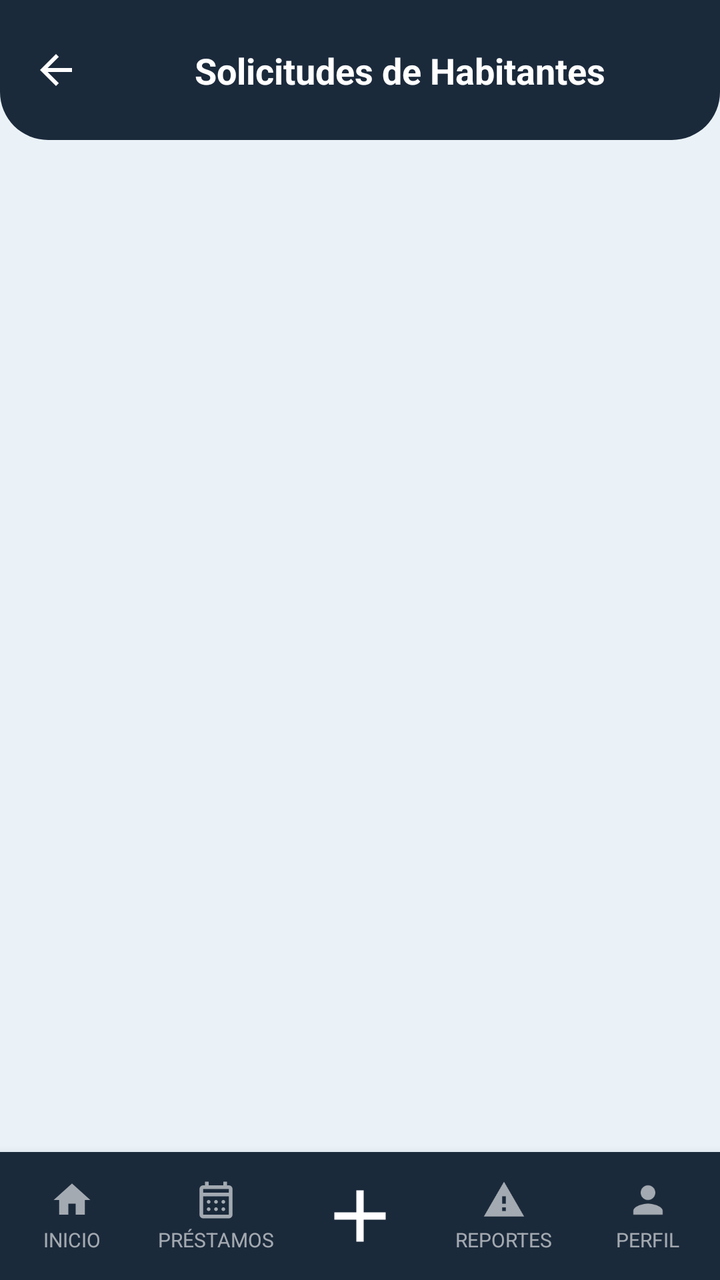
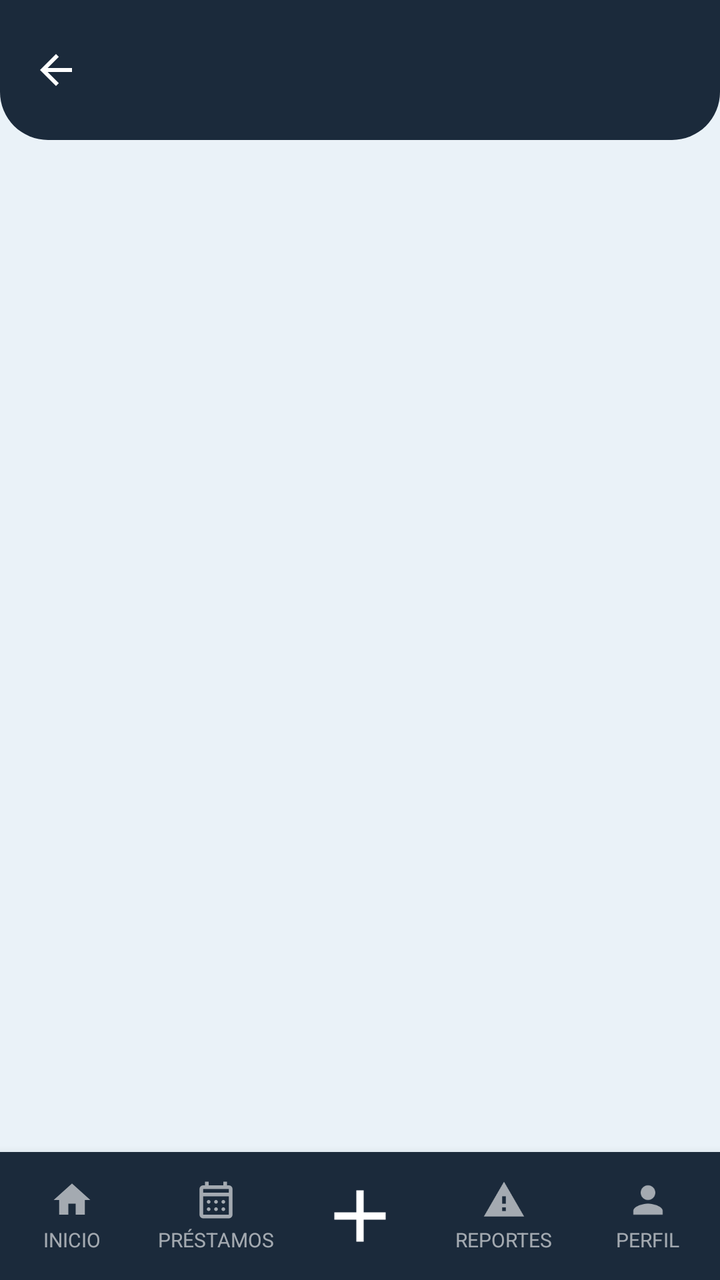

The first picture is an Android layout as it rendered before a commit; the second is the same layout after the commit. The layout source and the unified diff follow.
<!-- AndroidManifest.xml: application theme Theme.YipShare -->
<!-- res/layout/activity_aceptar_habitantes.xml -->
<?xml version="1.0" encoding="utf-8"?>
<androidx.constraintlayout.widget.ConstraintLayout
    xmlns:android="http://schemas.android.com/apk/res/android"
    xmlns:app="http://schemas.android.com/apk/res-auto"
    android:id="@+id/main"
    android:layout_width="match_parent"
    android:layout_height="match_parent"
    android:background="@color/fondo_pantalla">

    <View
        android:id="@+id/bg_header"
        android:layout_width="0dp"
        android:layout_height="0dp"
        android:background="@drawable/bg_header"
        app:layout_constraintTop_toTopOf="parent"
        app:layout_constraintStart_toStartOf="parent"
        app:layout_constraintEnd_toEndOf="parent"
        app:layout_constraintBottom_toBottomOf="@id/guideline_header"/>

    <androidx.constraintlayout.widget.Guideline
        android:id="@+id/guideline_header"
        android:layout_width="wrap_content"
        android:layout_height="wrap_content"
        android:orientation="horizontal"
        app:layout_constraintGuide_begin="70dp" />

    <ImageView
        android:id="@+id/btn_regresar"
        android:layout_width="24dp"
        android:layout_height="24dp"
        android:src="@drawable/ic_arrow_back"
        app:tint="@android:color/white"
        android:contentDescription="Regresar"
        android:clickable="true"
        android:focusable="true"
        android:background="?attr/selectableItemBackgroundBorderless"
        android:layout_marginStart="16dp"
        app:layout_constraintTop_toTopOf="@id/bg_header"
        app:layout_constraintBottom_toBottomOf="@id/bg_header"
        app:layout_constraintStart_toStartOf="parent" />

    <TextView
        android:id="@+id/tv_titulo_pantalla"
        android:layout_width="0dp"
        android:layout_height="wrap_content"
        android:text="Solicitudes de Habitantes"
        android:textAlignment="center"
        android:textColor="@android:color/white"
        android:textStyle="bold"
        android:textSize="18sp"
        android:gravity="center"
        app:layout_constraintTop_toTopOf="@id/bg_header"
        app:layout_constraintBottom_toBottomOf="@id/bg_header"
        app:layout_constraintStart_toEndOf="@id/btn_regresar"
        app:layout_constraintEnd_toEndOf="parent" />

    <androidx.recyclerview.widget.RecyclerView
        android:id="@+id/solicitudes_recycleview"
        android:layout_width="0dp"
        android:layout_height="0dp"
        android:padding="16dp"
        app:layout_constraintBottom_toTopOf="@id/bottom_nav"
        app:layout_constraintEnd_toEndOf="parent"
        app:layout_constraintHorizontal_bias="0.0"
        app:layout_constraintStart_toStartOf="parent"
        app:layout_constraintTop_toBottomOf="@id/guideline_header"
        app:layout_constraintVertical_bias="1.0" />

    <LinearLayout
        android:id="@+id/bottom_nav"
        android:layout_width="0dp"
        android:layout_height="64dp"
        android:orientation="horizontal"
        android:weightSum="5"
        android:background="@color/azul_yipshare"
        android:elevation="8dp"
        app:layout_constraintBottom_toBottomOf="parent"
        app:layout_constraintStart_toStartOf="parent"
        app:layout_constraintEnd_toEndOf="parent">

        <LinearLayout
            android:id="@+id/nav_inicio"
            android:layout_width="0dp"
            android:layout_height="match_parent"
            android:layout_weight="1"
            android:orientation="vertical"
            android:gravity="center"
            android:clickable="true"
            android:focusable="true"
            android:background="?attr/selectableItemBackgroundBorderless">

            <ImageView
                android:id="@+id/imageView_inicio"
                android:layout_width="22dp"
                android:layout_height="22dp"
                android:src="@drawable/ic_house_princial"
                app:tint="#99FFFFFF"
                android:contentDescription="Inicio" />

            <TextView
                android:id="@+id/textView_inicio"
                android:layout_width="wrap_content"
                android:layout_height="wrap_content"
                android:text="INICIO"
                android:textColor="#99FFFFFF"
                android:textSize="10sp"
                android:layout_marginTop="2dp" />
        </LinearLayout>

        <LinearLayout
            android:id="@+id/nav_prestamos"
            android:layout_width="0dp"
            android:layout_height="match_parent"
            android:layout_weight="1"
            android:orientation="vertical"
            android:gravity="center"
            android:clickable="true"
            android:focusable="true"
            android:background="?attr/selectableItemBackgroundBorderless">

            <ImageView
                android:id="@+id/imageView_prestamos"
                android:layout_width="22dp"
                android:layout_height="22dp"
                android:src="@drawable/ic_calendar_month"
                app:tint="#99FFFFFF"
                android:contentDescription="Préstamos" />

            <TextView
                android:id="@+id/textView_prestamos"
                android:layout_width="wrap_content"
                android:layout_height="wrap_content"
                android:text="PRÉSTAMOS"
                android:textColor="#99FFFFFF"
                android:textSize="10sp"
                android:layout_marginTop="2dp" />
        </LinearLayout>

        <LinearLayout
            android:id="@+id/nav_agregar"
            android:layout_width="0dp"
            android:layout_height="match_parent"
            android:layout_weight="1"
            android:orientation="vertical"
            android:gravity="center"
            android:clickable="true"
            android:focusable="true"
            android:background="?attr/selectableItemBackgroundBorderless">

            <ImageView
                android:id="@+id/imageView_agregar"
                android:layout_width="44dp"
                android:layout_height="44dp"
                android:src="@drawable/ic_plus_icon"
                app:tint="@android:color/white"
                android:contentDescription="Agregar" />
        </LinearLayout>

        <LinearLayout
            android:id="@+id/nav_reportes"
            android:layout_width="0dp"
            android:layout_height="match_parent"
            android:layout_weight="1"
            android:orientation="vertical"
            android:gravity="center"
            android:clickable="true"
            android:focusable="true"
            android:background="?attr/selectableItemBackgroundBorderless">

            <ImageView
                android:id="@+id/imageView_reportes"
                android:layout_width="22dp"
                android:layout_height="22dp"
                android:src="@drawable/ic_warning"
                app:tint="#99FFFFFF"
                android:contentDescription="Reportes" />

            <TextView
                android:id="@+id/textView_reportes"
                android:layout_width="wrap_content"
                android:layout_height="wrap_content"
                android:text="REPORTES"
                android:textColor="#99FFFFFF"
                android:textSize="10sp"
                android:layout_marginTop="2dp" />
        </LinearLayout>

        <LinearLayout
            android:id="@+id/nav_perfil"
            android:layout_width="0dp"
            android:layout_height="match_parent"
            android:layout_weight="1"
            android:orientation="vertical"
            android:gravity="center"
            android:clickable="true"
            android:focusable="true"
            android:background="?attr/selectableItemBackgroundBorderless">

            <ImageView
                android:id="@+id/imageView_perfil"
                android:layout_width="22dp"
                android:layout_height="22dp"
                android:src="@drawable/ic_person"
                app:tint="#99FFFFFF"
                android:contentDescription="Perfil" />

            <TextView
                android:id="@+id/textView_perfil"
                android:layout_width="wrap_content"
                android:layout_height="wrap_content"
                android:text="PERFIL"
                android:textColor="#99FFFFFF"
                android:textSize="10sp"
                android:layout_marginTop="2dp" />
        </LinearLayout>

    </LinearLayout>

</androidx.constraintlayout.widget.ConstraintLayout>
<!-- resources referenced by this layout -->
<resources>
  <color name="azul_yipshare">#1B2A3B</color>
  <color name="fondo_pantalla">#EAF2F8</color>
  <!-- drawable bg_header (drawable) -->
  <?xml version="1.0" encoding="utf-8"?>
  <shape xmlns:android="http://schemas.android.com/apk/res/android"
      android:shape="rectangle">
      <solid android:color="@color/azul_yipshare" />
      <corners
          android:bottomLeftRadius="24dp"
          android:bottomRightRadius="24dp" />
  </shape>
  <!-- drawable ic_arrow_back (drawable) -->
  <vector xmlns:android="http://schemas.android.com/apk/res/android"
      android:width="24dp"
      android:height="24dp"
      android:viewportWidth="24"
      android:viewportHeight="24"
      android:tint="?attr/colorControlNormal">
      <path
          android:fillColor="@android:color/white"
          android:pathData="M20,11H7.83l5.59,-5.59L12,4l-8,8 8,8 1.41,-1.41L7.83,13H20v-2z"/>
  </vector>
  <!-- drawable ic_house_princial (drawable) -->
  <vector xmlns:android="http://schemas.android.com/apk/res/android"
      android:width="24dp"
      android:height="24dp"
      android:viewportWidth="24"
      android:viewportHeight="24">
      <path
          android:fillColor="@android:color/white"
          android:pathData="M10,20v-6h4v6h5v-8h3L12,3 2,12h3v8z"/>
  </vector>
  <!-- drawable ic_person (drawable) -->
  <vector xmlns:android="http://schemas.android.com/apk/res/android"
      android:width="24dp"
      android:height="24dp"
      android:viewportWidth="24"
      android:viewportHeight="24">
      <path
          android:fillColor="@android:color/white"
          android:pathData="M12,12c2.21,0 4,-1.79 4,-4s-1.79,-4 -4,-4 -4,1.79 -4,4 1.79,4 4,4zM12,14c-2.67,0 -8,1.34 -8,4v2h16v-2c0,-2.66 -5.33,-4 -8,-4z"/>
  </vector>
  <!-- drawable ic_plus_icon (drawable) -->
  <vector xmlns:android="http://schemas.android.com/apk/res/android"
      android:width="24dp"
      android:height="24dp"
      android:viewportWidth="960"
      android:viewportHeight="960">
      <path
          android:fillColor="@android:color/white"
          android:pathData="M440,520L200,520L200,440L440,440L440,200L520,200L520,440L760,440L760,520L520,520L520,760L440,760L440,520Z"/>
  </vector>
  <!-- drawable ic_warning (drawable) -->
  <vector xmlns:android="http://schemas.android.com/apk/res/android"
      android:width="24dp"
      android:height="24dp"
      android:viewportWidth="24"
      android:viewportHeight="24">
      <path
          android:fillColor="@android:color/white"
          android:pathData="M1,21h22L12,2 1,21zM13,18h-2v-2h2v2zM13,14h-2v-4h2v4z"/>
  </vector>
  <style name="Theme.YipShare" parent="Theme.AppCompat.DayNight.NoActionBar">
          <item name="android:windowBackground">@color/fondo_pantalla</item>
      </style>
  <!-- unchanged entries left out for length: 1 -->
</resources>

<!-- the commit's change to res/layout/activity_aceptar_habitantes.xml (unified diff, before → after) -->
@@ -30,7 +30,7 @@
         android:layout_height="24dp"
         android:src="@drawable/ic_arrow_back"
         app:tint="@android:color/white"
-        android:contentDescription="Regresar"
+        android:contentDescription="@string/btnRegresar"
         android:clickable="true"
         android:focusable="true"
         android:background="?attr/selectableItemBackgroundBorderless"
@@ -43,7 +43,7 @@
         android:id="@+id/tv_titulo_pantalla"
         android:layout_width="0dp"
         android:layout_height="wrap_content"
-        android:text="Solicitudes de Habitantes"
+        android:text="@string/tv_titulo_pantalla"
         android:textAlignment="center"
         android:textColor="@android:color/white"
         android:textStyle="bold"
@@ -101,7 +101,7 @@
                 android:id="@+id/textView_inicio"
                 android:layout_width="wrap_content"
                 android:layout_height="wrap_content"
-                android:text="INICIO"
+                android:text="@string/textView_inicio"
                 android:textColor="#99FFFFFF"
                 android:textSize="10sp"
                 android:layout_marginTop="2dp" />
@@ -130,7 +130,7 @@
                 android:id="@+id/textView_prestamos"
                 android:layout_width="wrap_content"
                 android:layout_height="wrap_content"
-                android:text="PRÉSTAMOS"
+                android:text="@string/textView_prestamos"
                 android:textColor="#99FFFFFF"
                 android:textSize="10sp"
                 android:layout_marginTop="2dp" />
@@ -179,7 +179,7 @@
                 android:id="@+id/textView_reportes"
                 android:layout_width="wrap_content"
                 android:layout_height="wrap_content"
-                android:text="REPORTES"
+                android:text="@string/textView_reportes"
                 android:textColor="#99FFFFFF"
                 android:textSize="10sp"
                 android:layout_marginTop="2dp" />
@@ -208,7 +208,7 @@
                 android:id="@+id/textView_perfil"
                 android:layout_width="wrap_content"
                 android:layout_height="wrap_content"
-                android:text="PERFIL"
+                android:text="@string/textView_perfil"
                 android:textColor="#99FFFFFF"
                 android:textSize="10sp"
                 android:layout_marginTop="2dp" />
<!-- resource entries referenced after the edit -->
@@ -62,6 +62,12 @@
           android:fillColor="@android:color/white"
           android:pathData="M1,21h22L12,2 1,21zM13,18h-2v-2h2v2zM13,14h-2v-4h2v4z"/>
   </vector>
+  <string name="btnRegresar">Regresar</string>
+  <string name="textView_inicio">INICIO</string>
+  <string name="textView_perfil">PERFIL</string>
+  <string name="textView_prestamos">PRÉSTAMOS</string>
+  <string name="textView_reportes">REPORTES</string>
+  <string name="tv_titulo_pantalla">Solicitudes de Habitantes</string>
   <style name="Theme.YipShare" parent="Theme.AppCompat.DayNight.NoActionBar">
           <item name="android:windowBackground">@color/fondo_pantalla</item>
       </style>
